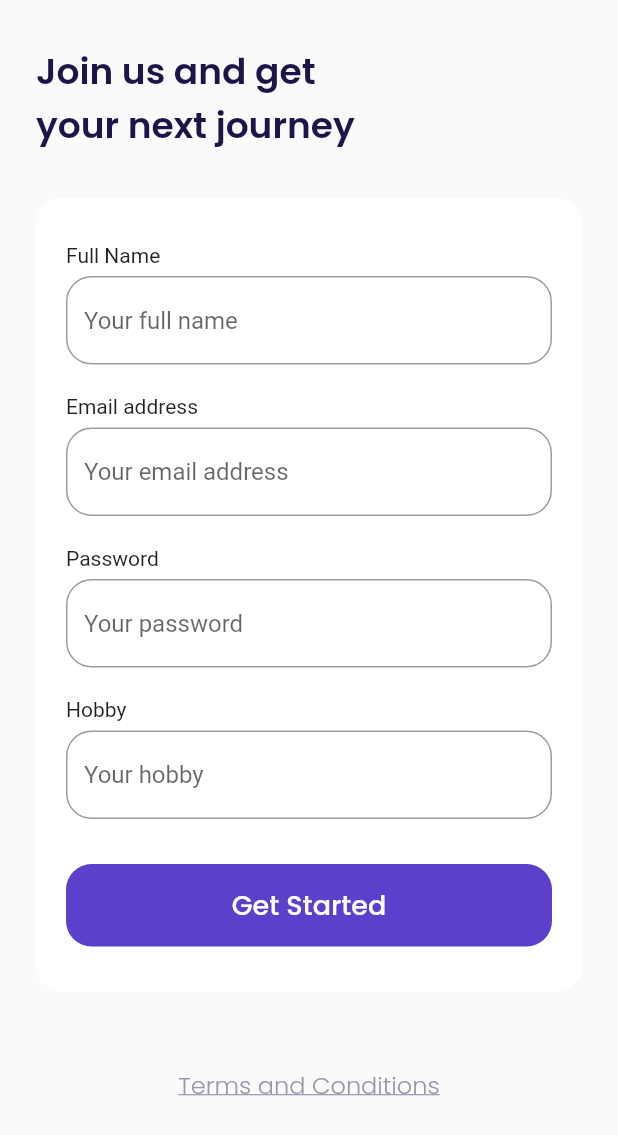
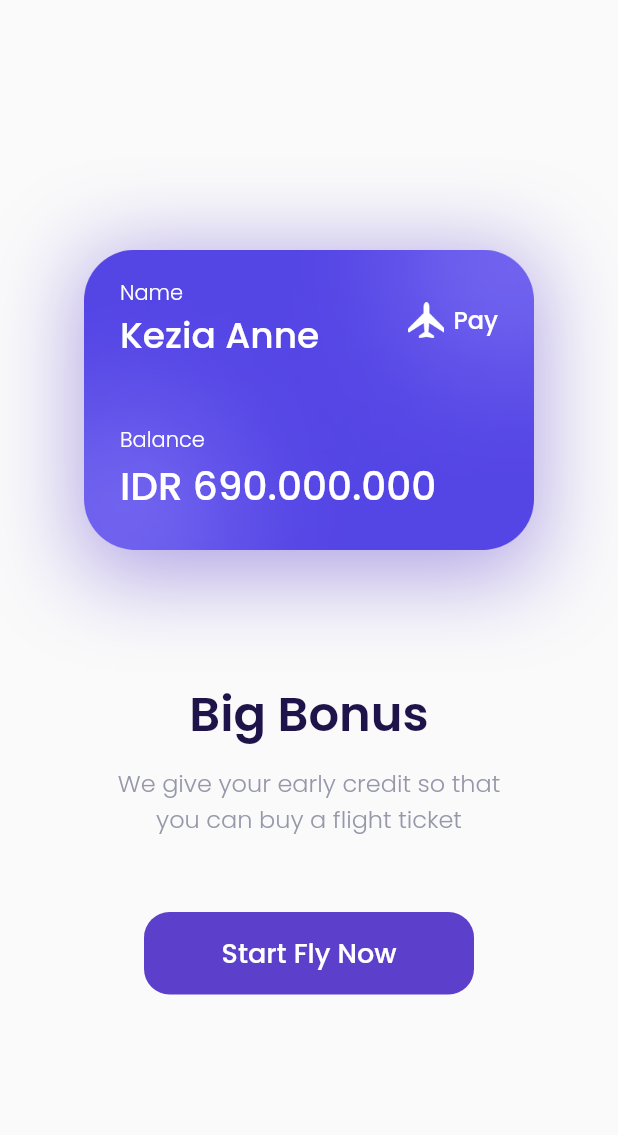
Before and after one commit to gitriant/airplane, a Flutter app: the SignUpPage screen opened by its route, after a tap on "Get Started", on a phone screen of 412 x 824 dp. Shown: the top 1135 px of the screen. Run offline on Flutter 3.47's test engine with Material 2 defaults, Android fonts, the phone set to English and light mode, and no system bars; our stand-ins replace google_fonts.

Commit message:
slicing bonus

```diff
--- a/lib/main.dart
+++ b/lib/main.dart
@@ -1,3 +1,4 @@
+import 'package:airplane/ui/pages/bonus_page.dart';
 import 'package:airplane/ui/pages/get_started_page.dart';
 import 'package:airplane/ui/pages/sign-up-page.dart';
 import 'package:airplane/ui/pages/splash_page.dart';
@@ -17,7 +18,8 @@ class MyApp extends StatelessWidget {
       routes: {
         '/': (context) => SplashPage(),
         '/get-started': (context) => GetStartedPage(),
-        '/sign-up': (context) => SignUpPage()
+        '/sign-up': (context) => SignUpPage(),
+        '/bonus': (context) => BonusPage()
       },
     );
   }
--- /dev/null
+++ b/lib/ui/pages/bonus_page.dart
@@ -0,0 +1,121 @@
+import 'package:airplane/shared/theme.dart';
+import 'package:flutter/material.dart';
+
+class BonusPage extends StatelessWidget {
+  const BonusPage({Key? key}) : super(key: key);
+
+  @override
+  Widget build(BuildContext context) {
+    Widget bonusCard() {
+      return Container(
+        width: 300,
+        height: 211,
+        padding: EdgeInsets.all(defaultMargin),
+        decoration: BoxDecoration(
+            image: DecorationImage(image: AssetImage('assets/image_card.png')),
+            boxShadow: [
+              BoxShadow(
+                  color: kPrimaryColor.withOpacity(0.5),
+                  blurRadius: 50,
+                  offset: Offset(0, 10))
+            ]),
+        child: Column(
+          crossAxisAlignment: CrossAxisAlignment.start,
+          children: [
+            Row(
+              children: [
+                Expanded(
+                  child: Column(
+                    crossAxisAlignment: CrossAxisAlignment.start,
+                    children: [
+                      Text(
+                        'Name',
+                        style: whiteTextStyle.copyWith(fontWeight: light),
+                      ),
+                      Text(
+                        'Kezia Anne',
+                        style: whiteTextStyle.copyWith(
+                            fontWeight: medium, fontSize: 24),
+                        overflow: TextOverflow.ellipsis,
+                      ),
+                    ],
+                  ),
+                ),
+                Container(
+                  width: 24,
+                  height: 24,
+                  margin: EdgeInsets.only(right: 6),
+                  decoration: BoxDecoration(
+                      image: DecorationImage(
+                          image: AssetImage('assets/icon_plane.png'))),
+                ),
+                Text(
+                  'Pay',
+                  style:
+                      whiteTextStyle.copyWith(fontSize: 16, fontWeight: medium),
+                )
+              ],
+            ),
+            SizedBox(height: 41),
+            Text(
+              'Balance',
+              style: whiteTextStyle.copyWith(fontWeight: light),
+            ),
+            Text(
+              'IDR 690.000.000',
+              style: whiteTextStyle.copyWith(fontWeight: medium, fontSize: 26),
+            )
+          ],
+        ),
+      );
+    }
+
+    Widget title() {
+      return Container(
+        margin: EdgeInsets.only(top: 80),
+        child: Text(
+          'Big Bonus',
+          style: blackTextStyle.copyWith(fontSize: 32, fontWeight: semiBold),
+        ),
+      );
+    }
+
+    Widget subtitle() {
+      return Container(
+        margin: EdgeInsets.only(top: 10),
+        child: Text(
+          'We give your early credit so that\nyou can buy a flight ticket',
+          style: greyTextStyle.copyWith(fontSize: 16, fontWeight: light),
+          textAlign: TextAlign.center,
+        ),
+      );
+    }
+
+    Widget startbutton() {
+      return Container(
+        margin: EdgeInsets.only(top: 50),
+        width: 220,
+        height: 55,
+        child: TextButton(
+            onPressed: () {},
+            style: TextButton.styleFrom(
+                backgroundColor: kPrimaryColor,
+                shape: RoundedRectangleBorder(
+                    borderRadius: BorderRadius.circular(defaultRadius))),
+            child: Text(
+              'Start Fly Now',
+              style: whiteTextStyle.copyWith(fontSize: 18, fontWeight: medium),
+            )),
+      );
+    }
+
+    return Scaffold(
+      backgroundColor: kBackgroundColor,
+      body: Center(
+          child: Column(
+        mainAxisAlignment: MainAxisAlignment.center,
+        children: [bonusCard(), title(), subtitle(), startbutton()],
+      )),
+    );
+  }
+}
--- a/lib/ui/pages/sign-up-page.dart
+++ b/lib/ui/pages/sign-up-page.dart
@@ -128,7 +128,9 @@ class SignUpPage extends StatelessWidget {
           width: double.infinity,
           height: 55,
           child: TextButton(
-              onPressed: () {},
+              onPressed: () {
+                Navigator.pushNamed(context, '/bonus');
+              },
               style: TextButton.styleFrom(
                   backgroundColor: kPrimaryColor,
                   shape: RoundedRectangleBorder(
```
